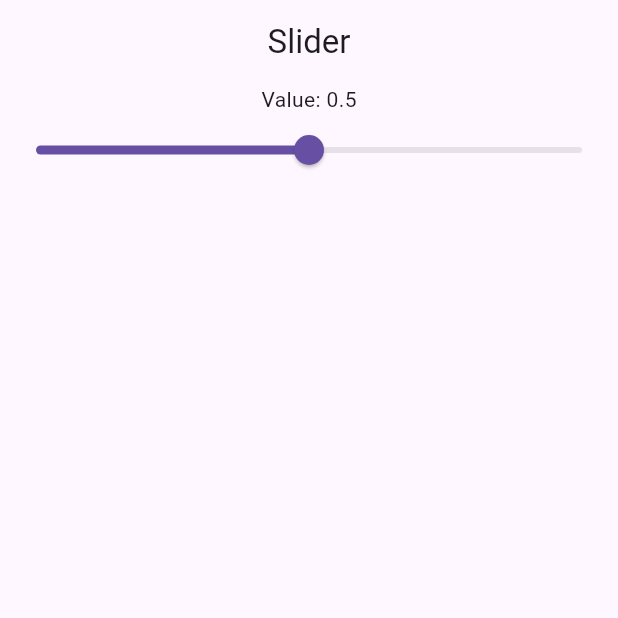
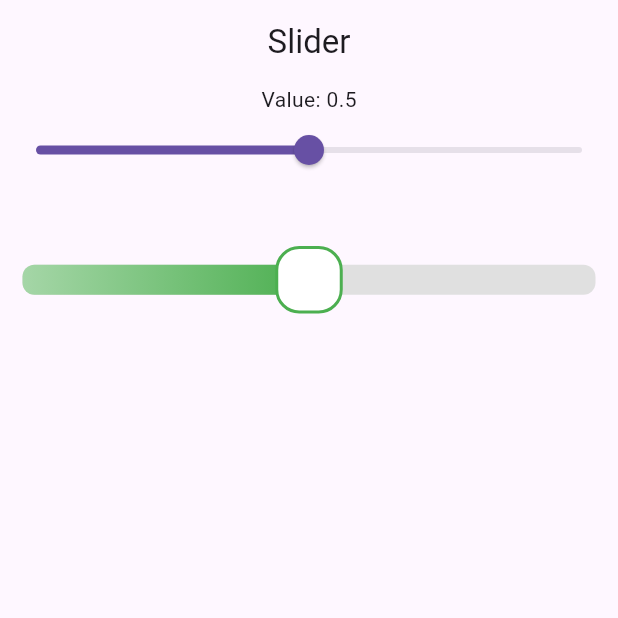
Before and after one commit to ankitpsamrat/Flutter-code-test, a Flutter app: the screen it shows after launch, on a phone screen of 412 x 824 dp, the top half of it. Run offline on Flutter 3.47's test engine with Material 3 defaults, Android fonts, the phone set to English and light mode, and no system bars.

Commit message:
custom slider

```diff
--- /dev/null
+++ b/lib/helpers/custom_slider.dart
@@ -0,0 +1,96 @@
+import 'package:flutter/material.dart';
+
+class CustomSlider extends StatefulWidget {
+  final double value;
+  final double trackHeight;
+  final double thumbSize;
+  final ValueChanged<double> onChanged;
+
+  const CustomSlider({
+    super.key,
+    required this.value,
+    this.trackHeight = 20,
+    this.thumbSize = 45,
+    required this.onChanged,
+  });
+
+  @override
+  State<CustomSlider> createState() => _CustomSliderState();
+}
+
+class _CustomSliderState extends State<CustomSlider> {
+  //
+
+  double _value = 0.0;
+
+  void _updateValue(Offset localPosition, double width) {
+    double newValue = (localPosition.dx / width).clamp(0.0, 1.0);
+    setState(() => _value = newValue);
+    widget.onChanged(newValue);
+  }
+
+  @override
+  void initState() {
+    super.initState();
+    _value = widget.value;
+  }
+
+  @override
+  Widget build(BuildContext context) {
+    return LayoutBuilder(
+      builder: (context, constraints) {
+        double width = constraints.maxWidth;
+
+        return GestureDetector(
+          onHorizontalDragUpdate: (details) {
+            _updateValue(details.localPosition, width);
+          },
+          child: Stack(
+            alignment: Alignment.centerLeft,
+            children: [
+              // Track
+              Container(
+                width: width,
+                height: widget.trackHeight,
+                margin: EdgeInsets.symmetric(vertical: widget.thumbSize / 2),
+                decoration: BoxDecoration(
+                  color: Colors.grey.shade300,
+                  borderRadius: BorderRadius.circular(8),
+                ),
+              ),
+              // Active track
+              Container(
+                width: _value * width,
+                height: widget.trackHeight,
+                decoration: BoxDecoration(
+                  borderRadius: BorderRadius.circular(8),
+                  gradient: LinearGradient(
+                    begin: Alignment.centerLeft,
+                    end: Alignment.centerRight,
+                    colors: [
+                      Colors.green.shade200,
+                      Colors.green,
+                    ],
+                  ),
+                ),
+              ),
+              // Thumb
+              Positioned(
+                left: _value * (width - widget.thumbSize),
+                child: Container(
+                  width: widget.thumbSize,
+                  height: widget.thumbSize,
+                  decoration: BoxDecoration(
+                    color: Colors.white,
+                    border: Border.all(color: Colors.green, width: 2),
+                    borderRadius: BorderRadius.circular(16),
+                  ),
+                ),
+              ),
+            ],
+          ),
+        );
+      },
+    );
+  }
+}
--- a/lib/screens/slider_explore.dart
+++ b/lib/screens/slider_explore.dart
@@ -1,3 +1,4 @@
+import 'package:code_test/helpers/custom_slider.dart';
 import 'package:flutter/material.dart';
 
 class SliderExplore extends StatefulWidget {
@@ -33,6 +34,13 @@ class _SliderExploreState extends State<SliderExplore> {
               });
             },
           ),
+          Padding(
+            padding: const EdgeInsets.symmetric(horizontal: 15, vertical: 30),
+            child: CustomSlider(
+              value: 0.5,
+              onChanged: (value) {},
+            ),
+          )
         ],
       ),
     );
```
